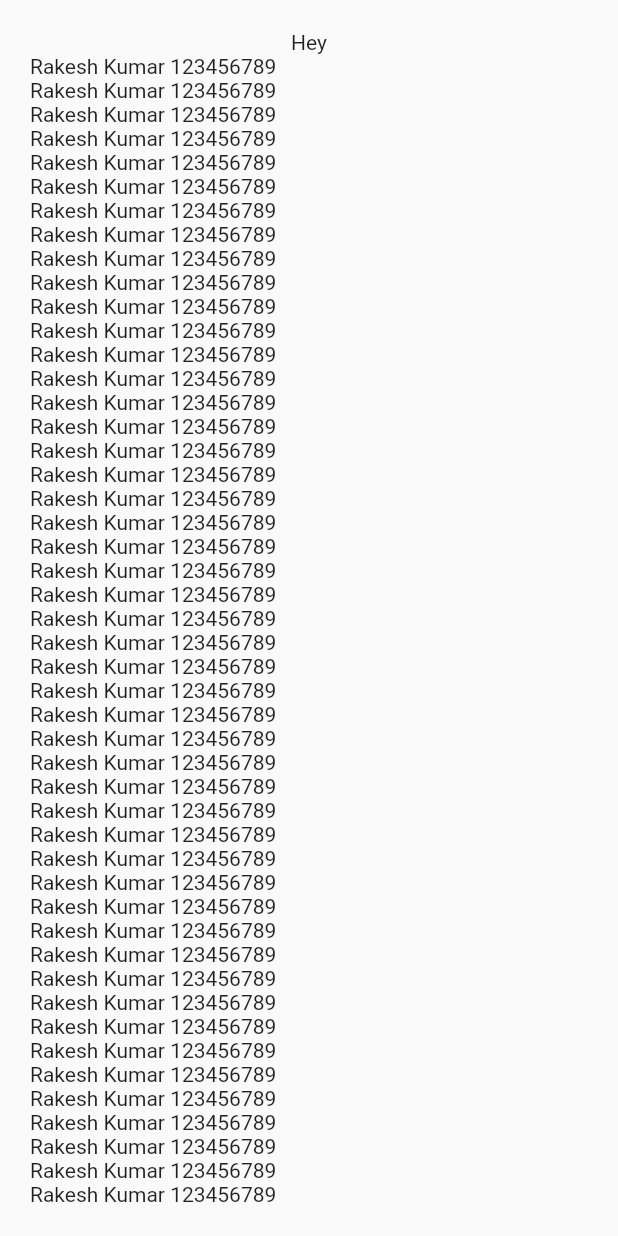
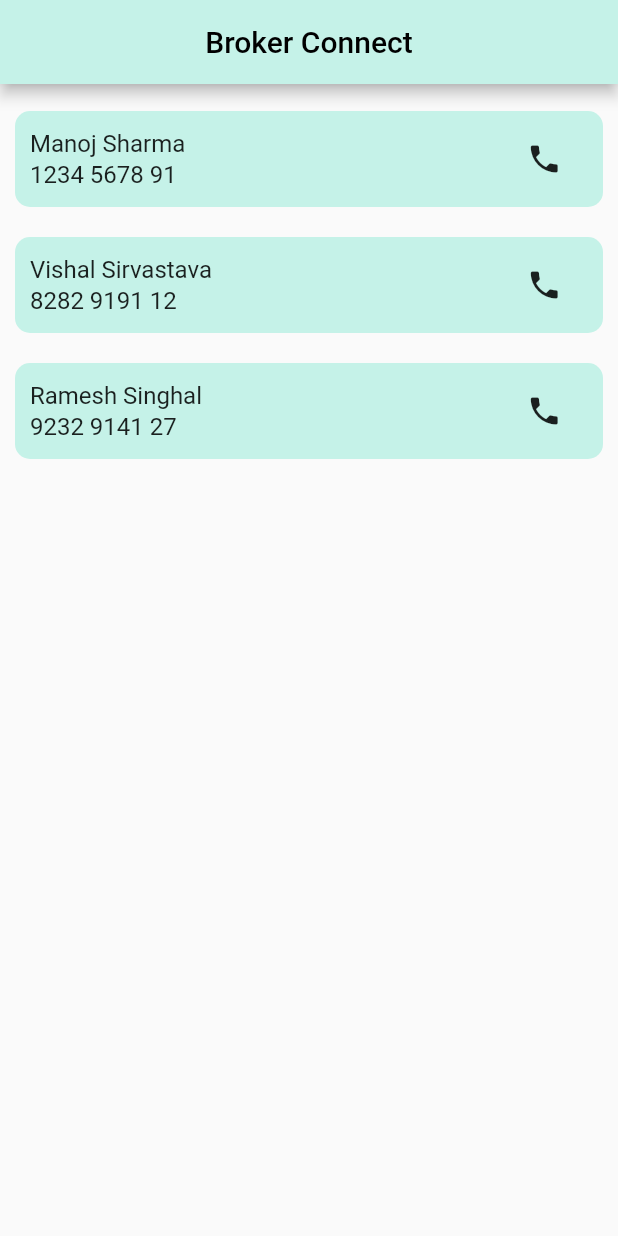
Before and after one commit to rishabhbajpai2000/campus_ease, a Flutter app: the BrokerConnect screen opened directly, on a phone screen of 412 x 824 dp. Run offline on Flutter 3.47's test engine with Material 2 defaults, Android fonts, the phone set to English and light mode, and no system bars; our stand-ins replace flutter_svg, google_nav_bar.

Commit message:
Added Brokerconnect service in personal services, the call button is also functioning.

```diff
--- a/lib/PersonalServices/BrokerConnect.dart
+++ b/lib/PersonalServices/BrokerConnect.dart
@@ -1,5 +1,6 @@
 import 'package:campus_ease/PersonalServices/BrokerConnectData.dart';
 import 'package:flutter/material.dart';
+import 'package:url_launcher/url_launcher.dart';
 
 class BrokerConnect extends StatefulWidget {
   const BrokerConnect({Key? key}) : super(key: key);
@@ -12,22 +13,82 @@ class _BrokerConnectState extends State<BrokerConnect> {
   @override
   Widget build(BuildContext context) {
     return Scaffold(
+      appBar: AppBar(
+        automaticallyImplyLeading: false,
+        backgroundColor: Color(0xffC5F2E8),
+        title: Center(
+            child: Text(
+          "Broker Connect",
+          style: TextStyle(color: Colors.black),
+        )),
+      ),
       body: SafeArea(
         child: Padding(
-          padding: const EdgeInsets.all(20.0),
+          padding: const EdgeInsets.only(top: 8.0),
           child: SingleChildScrollView(
             physics: ScrollPhysics(),
             child: Column(
               children: <Widget>[
-                Center(child: Text('Hey')),
                 ListView.builder(
                     physics: NeverScrollableScrollPhysics(),
                     shrinkWrap: true,
                     itemCount: brokersData.length,
                     itemBuilder: (context, index) {
-                      return Text(brokersData[index].name +
-                          " " +
-                          brokersData[index].contactNumber);
+                      return Padding(
+                        padding: const EdgeInsets.all(10.0),
+                        child: Container(
+                          width: double.infinity,
+                          height: 64,
+                          decoration: BoxDecoration(
+                              color: Color(0xffC5F2E8),
+                              borderRadius:
+                                  BorderRadius.all(Radius.circular(10))),
+                          child: Row(
+                            children: [
+                              Expanded(
+                                  flex: 4,
+                                  child: Padding(
+                                    padding: const EdgeInsets.only(
+                                        left: 10, top: 8, bottom: 8),
+                                    child: Column(
+                                      mainAxisAlignment:
+                                          MainAxisAlignment.center,
+                                      crossAxisAlignment:
+                                          CrossAxisAlignment.start,
+                                      children: [
+                                        Text(
+                                          brokersData[index].name,
+                                          style: TextStyle(fontSize: 16),
+                                          textAlign: TextAlign.left,
+                                        ),
+                                        SizedBox(
+                                          height: 2,
+                                        ),
+                                        Text(
+                                          brokersData[index].contactNumber,
+                                          style: TextStyle(fontSize: 16),
+                                          textAlign: TextAlign.left,
+                                        )
+                                      ],
+                                    ),
+                                  )),
+                              Expanded(
+                                  flex: 1,
+                                  child: GestureDetector(
+                                      onTap: () async {
+                                        final call =
+                                            Uri.parse('tel:${brokersData[index].contactNumber}');
+                                        if (await canLaunchUrl(call)) {
+                                          launchUrl(call);
+                                        } else {
+                                          throw 'Could not launch $call';
+                                        }
+                                      },
+                                      child: Icon(Icons.phone)))
+                            ],
+                          ),
+                        ),
+                      );
                     })
               ],
             ),
--- a/lib/PersonalServices/BrokerConnectData.dart
+++ b/lib/PersonalServices/BrokerConnectData.dart
@@ -8,56 +8,7 @@ class Broker {
 }
 
 List<Broker> brokersData = [
-  Broker(name: "Rakesh Kumar", contactNumber: "123456789"),
-  Broker(name: "Rakesh Kumar", contactNumber: "123456789"),
-  Broker(name: "Rakesh Kumar", contactNumber: "123456789"),
-  Broker(name: "Rakesh Kumar", contactNumber: "123456789"),
-  Broker(name: "Rakesh Kumar", contactNumber: "123456789"),
-  Broker(name: "Rakesh Kumar", contactNumber: "123456789"),
-  Broker(name: "Rakesh Kumar", contactNumber: "123456789"),
-  Broker(name: "Rakesh Kumar", contactNumber: "123456789"),
-  Broker(name: "Rakesh Kumar", contactNumber: "123456789"),
-  Broker(name: "Rakesh Kumar", contactNumber: "123456789"),
-  Broker(name: "Rakesh Kumar", contactNumber: "123456789"),
-
-  Broker(name: "Rakesh Kumar", contactNumber: "123456789"),
-  Broker(name: "Rakesh Kumar", contactNumber: "123456789"),
-  Broker(name: "Rakesh Kumar", contactNumber: "123456789"),
-  Broker(name: "Rakesh Kumar", contactNumber: "123456789"),
-  Broker(name: "Rakesh Kumar", contactNumber: "123456789"),
-  Broker(name: "Rakesh Kumar", contactNumber: "123456789"),
-  Broker(name: "Rakesh Kumar", contactNumber: "123456789"),
-  Broker(name: "Rakesh Kumar", contactNumber: "123456789"),
-  Broker(name: "Rakesh Kumar", contactNumber: "123456789"),
-  Broker(name: "Rakesh Kumar", contactNumber: "123456789"),
-  Broker(name: "Rakesh Kumar", contactNumber: "123456789"),
-  Broker(name: "Rakesh Kumar", contactNumber: "123456789"),
-  Broker(name: "Rakesh Kumar", contactNumber: "123456789"),
-  Broker(name: "Rakesh Kumar", contactNumber: "123456789"),
-  Broker(name: "Rakesh Kumar", contactNumber: "123456789"),
-  Broker(name: "Rakesh Kumar", contactNumber: "123456789"),
-  Broker(name: "Rakesh Kumar", contactNumber: "123456789"),
-  Broker(name: "Rakesh Kumar", contactNumber: "123456789"),
-  Broker(name: "Rakesh Kumar", contactNumber: "123456789"),
-  Broker(name: "Rakesh Kumar", contactNumber: "123456789"),
-  Broker(name: "Rakesh Kumar", contactNumber: "123456789"),
-  Broker(name: "Rakesh Kumar", contactNumber: "123456789"),
-  Broker(name: "Rakesh Kumar", contactNumber: "123456789"),
-  Broker(name: "Rakesh Kumar", contactNumber: "123456789"),
-  Broker(name: "Rakesh Kumar", contactNumber: "123456789"),
-  Broker(name: "Rakesh Kumar", contactNumber: "123456789"),
-  Broker(name: "Rakesh Kumar", contactNumber: "123456789"),
-  Broker(name: "Rakesh Kumar", contactNumber: "123456789"),
-  Broker(name: "Rakesh Kumar", contactNumber: "123456789"),
-  Broker(name: "Rakesh Kumar", contactNumber: "123456789"),
-  Broker(name: "Rakesh Kumar", contactNumber: "123456789"),
-  Broker(name: "Rakesh Kumar", contactNumber: "123456789"),
-  Broker(name: "Rakesh Kumar", contactNumber: "123456789"),
-  Broker(name: "Rakesh Kumar", contactNumber: "123456789"),
-  Broker(name: "Rakesh Kumar", contactNumber: "123456789"),
-  Broker(name: "Rakesh Kumar", contactNumber: "123456789"),
-  Broker(name: "Rakesh Kumar", contactNumber: "123456789"),
-  Broker(name: "Rakesh Kumar", contactNumber: "123456789"),
-  Broker(name: "Rakesh Kumar", contactNumber: "123456789"),
-  Broker(name: "Rakesh Kumar", contactNumber: "123456789"),
+  Broker(name: "Manoj Sharma", contactNumber: "1234 5678 91"),
+  Broker(name: "Vishal Sirvastava", contactNumber: "8282 9191 12"),
+  Broker(name: "Ramesh Singhal", contactNumber: "9232 9141 27"),
 ];
--- a/pubspec.yaml
+++ b/pubspec.yaml
@@ -17,6 +17,7 @@ dependencies:
   cupertino_icons: ^1.0.2
   flutter_svg: ^2.0.2
   google_nav_bar: ^5.0.6
+  url_launcher: ^6.1.10
 
 dev_dependencies:
   flutter_test:
```
Also changed, not shown: pubspec.lock, 6 other files.
